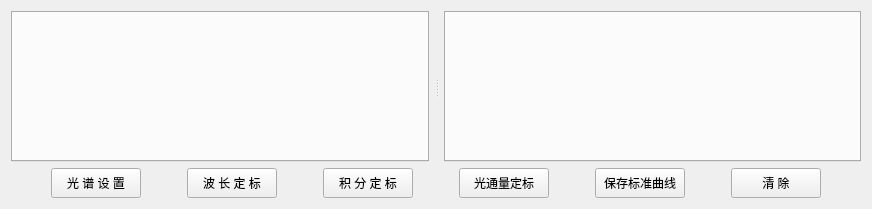
The window that HeGui/HSpecCalibrateWidget.ui (hexianqi/QtCode) describes before a commit, drawn with Qt 5.
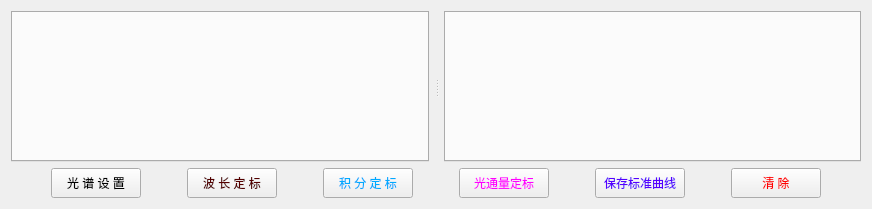
The same window after the commit.

Commit message: Spec：SL2100添加光合计算

```diff
--- a/HeGui/HSpecCalibrateWidget.ui
+++ b/HeGui/HSpecCalibrateWidget.ui
@@ -86,12 +86,12 @@
          <height>30</height>
         </size>
        </property>
+       <property name="styleSheet">
+        <string notr="true">color: rgb(85, 0, 0);</string>
+       </property>
        <property name="text">
         <string>波 长 定 标</string>
        </property>
-       <property name="autoDefault">
-        <bool>false</bool>
-       </property>
       </widget>
      </item>
      <item>
@@ -115,6 +115,9 @@
          <height>30</height>
         </size>
        </property>
+       <property name="styleSheet">
+        <string notr="true">color: rgb(0, 170, 255);</string>
+       </property>
        <property name="text">
         <string>积 分 定 标</string>
        </property>
@@ -144,6 +147,9 @@
          <height>30</height>
         </size>
        </property>
+       <property name="styleSheet">
+        <string notr="true">color: rgb(255, 0, 255);</string>
+       </property>
        <property name="text">
         <string>光通量定标</string>
        </property>
@@ -173,6 +179,9 @@
          <height>30</height>
         </size>
        </property>
+       <property name="styleSheet">
+        <string notr="true">color: rgb(85, 0, 255);</string>
+       </property>
        <property name="text">
         <string>保存标准曲线</string>
        </property>
@@ -202,6 +211,9 @@
          <height>30</height>
         </size>
        </property>
+       <property name="styleSheet">
+        <string notr="true">color: rgb(255, 0, 0);</string>
+       </property>
        <property name="text">
         <string>清 除</string>
        </property>
```
The commit also changes 4 other files.
